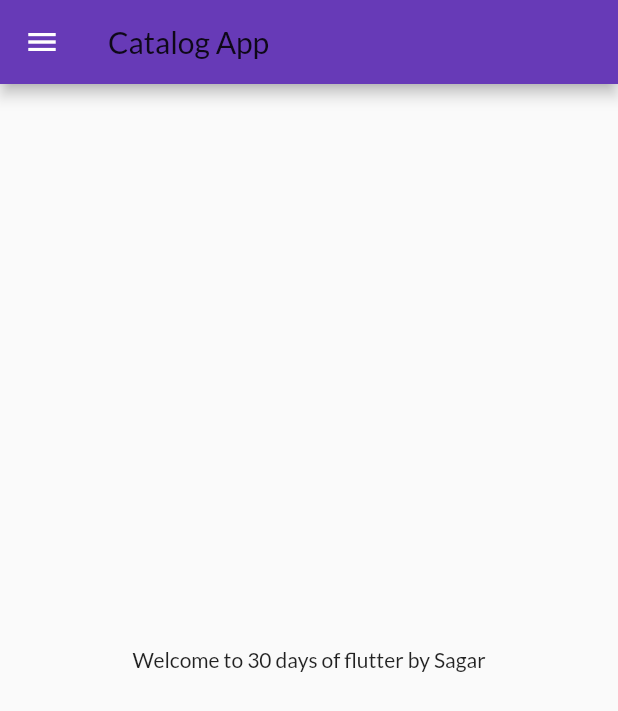
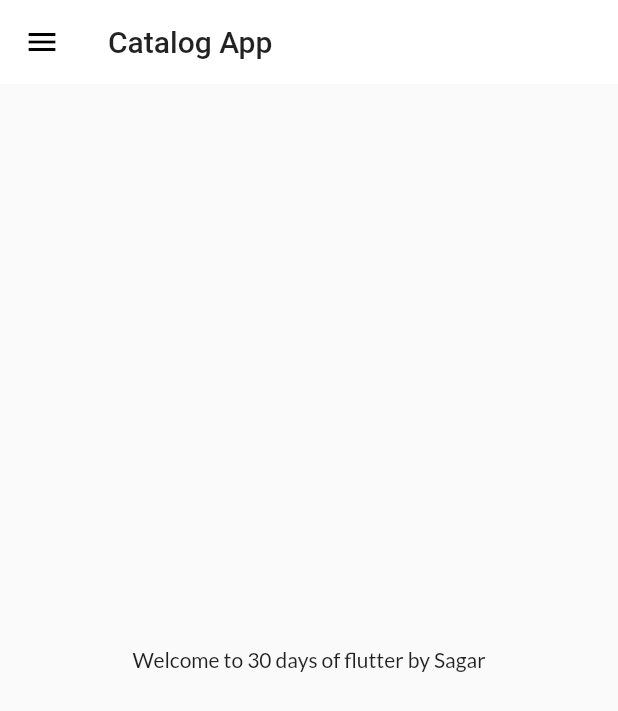
Before and after one commit to sagaroppo1137/30DaysOfFlutter, a Flutter app: the screen it shows after launch, on a phone screen of 412 x 824 dp. Shown: the top 711 px of the screen. Run offline on Flutter 3.47's test engine with Material 2 defaults, Android fonts, the phone set to English and light mode, and no system bars; our stand-ins replace google_fonts.

Commit message:
themes Extracted

```diff
--- a/lib/main.dart
+++ b/lib/main.dart
@@ -1,9 +1,8 @@
 import 'package:flutter/material.dart';
-import 'package:google_fonts/google_fonts.dart';
 import 'package:test1/Pages/login_page.dart';
 import 'package:test1/utils/routs.dart';
+import 'package:test1/widgets/themes.dart';
 import 'Pages/home_page.dart';
-import 'package:google_fonts/google_fonts.dart';
 
 void main() {
   runApp(MyApp());
@@ -14,10 +13,8 @@ class MyApp extends StatelessWidget {
   Widget build(BuildContext context) {
     return MaterialApp(
       themeMode: ThemeMode.light,
-      theme: ThemeData(
-          primarySwatch: Colors.deepPurple,
-          fontFamily: GoogleFonts.lato().fontFamily,
-          primaryTextTheme: GoogleFonts.latoTextTheme()),
+      theme: MyTheme.lightTheme(context),
+      darkTheme: MyTheme.darkTheme(context),
       debugShowCheckedModeBanner: false,
       initialRoute: MyRouts.homeRoute,
       routes: {
--- a/lib/widgets/drawer.dart
+++ b/lib/widgets/drawer.dart
@@ -45,9 +45,9 @@ class MyDrawer extends StatelessWidget {
               ),
               title: Text(
                 "Profile",
-                textScaleFactor: 1.2,
-                style: TextStyle(
-                  color: Colors.white,
+                  textScaleFactor: 1.2,
+                   style: TextStyle(
+                   color: Colors.white,
                 ),
               ),
             ),
--- /dev/null
+++ b/lib/widgets/themes.dart
@@ -0,0 +1,16 @@
+import 'package:flutter/material.dart';
+import 'package:google_fonts/google_fonts.dart';
+
+class MyTheme {
+  static ThemeData lightTheme(BuildContext context) => ThemeData(
+      primarySwatch: Colors.deepPurple,
+      fontFamily: GoogleFonts.lato().fontFamily,
+      appBarTheme: AppBarTheme(
+        color: Colors.white,
+        elevation: 0.0,
+        iconTheme: IconThemeData(color: Colors.black),
+        textTheme: Theme.of(context).textTheme,
+      ));
+  static ThemeData darkTheme(BuildContext context) =>
+      ThemeData(brightness: Brightness.dark);
+}
```
